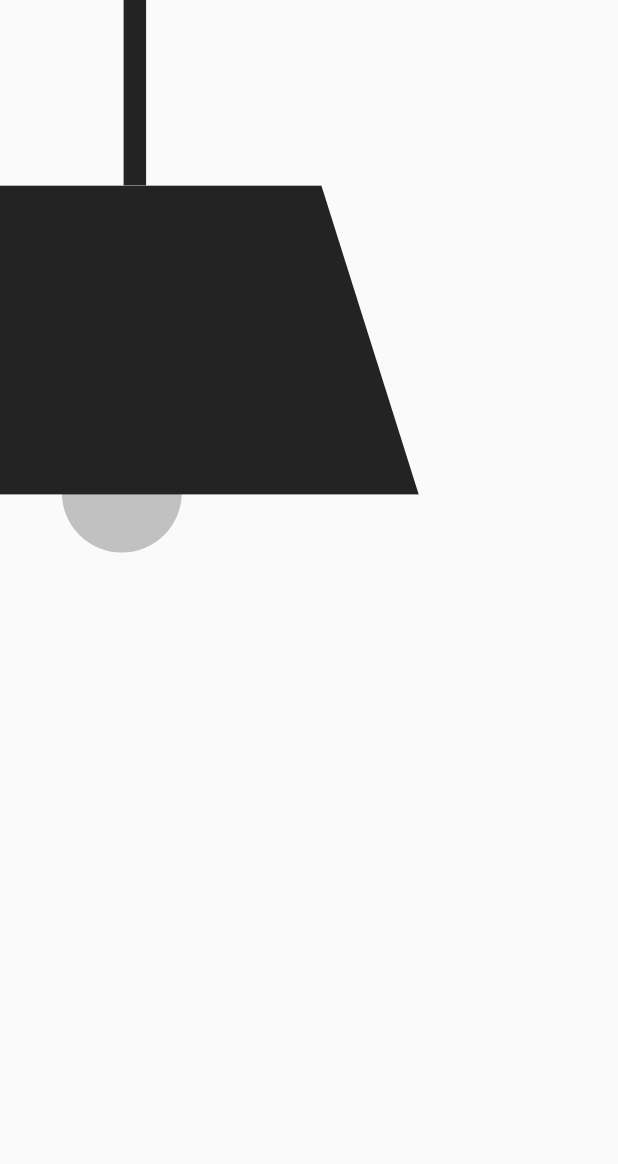
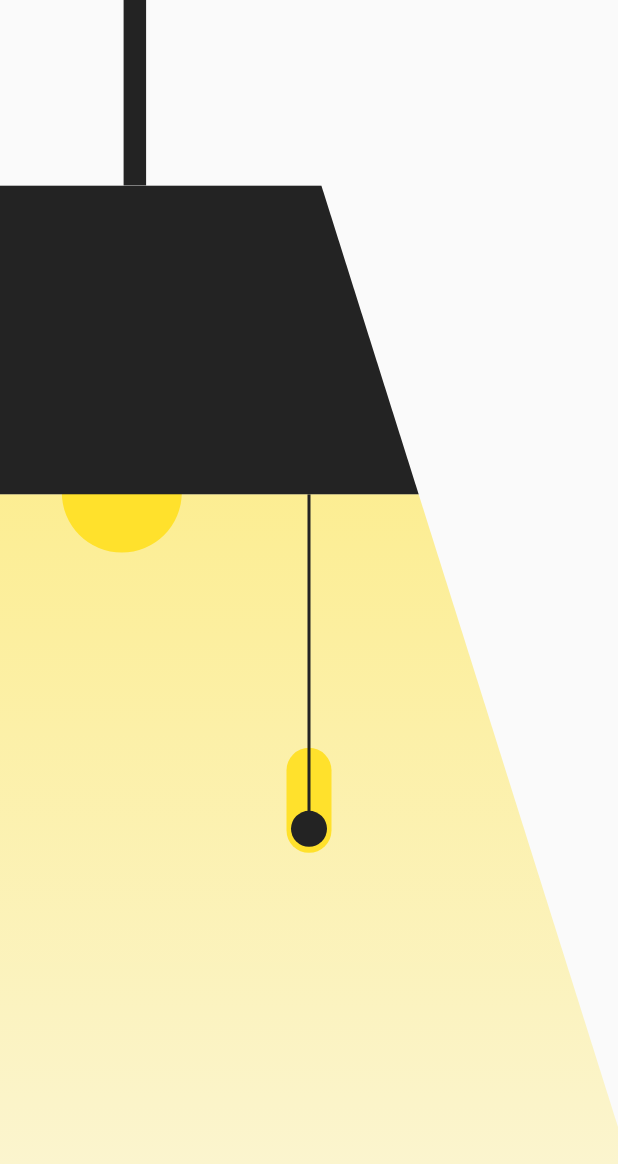
Before and after one commit to Viraj-Tank/nightlamp_flutter, a Flutter app: the screen it shows after launch, on a phone screen of 412 x 824 dp. Shown: the top 1164 px of the screen. Run offline on Flutter 3.47's test engine with Material 2 defaults, Android fonts, the phone set to English and light mode, and no system bars.

Commit message:
- lamp switch working

```diff
--- a/lib/screens/living_home_page.dart
+++ b/lib/screens/living_home_page.dart
@@ -1,13 +1,22 @@
 import 'package:flutter/material.dart';
 import 'package:nightlamp_flutter/utils/color_constants.dart';
 import 'package:nightlamp_flutter/widget/lamp_hanger_rope.dart';
+import 'package:nightlamp_flutter/widget/lamp_switch.dart';
 
 import '../widget/LEDBulb.dart';
 import '../widget/lamp.dart';
+import '../widget/lamp_switch_rope.dart';
 
-class LivingHomePage extends StatelessWidget {
-  final _isSwitchOn = false;
+class LivingHomePage extends StatefulWidget {
+
   const LivingHomePage({Key? key}) : super(key: key);
+
+  @override
+  State<LivingHomePage> createState() => _LivingHomePageState();
+}
+
+class _LivingHomePageState extends State<LivingHomePage> {
+  var _isSwitchOn = true;
 
   @override
   Widget build(BuildContext context) {
@@ -29,10 +38,33 @@ class LivingHomePage extends StatelessWidget {
             screenHeight: screenHeight,
             color: darkGray,
             isSwitchOn: _isSwitchOn,
-            gradientColor: bulbOnColor, animatedDuration: animationDuration,
+            gradientColor: bulbOnColor,
+            animatedDuration: animationDuration,
+          ),
+          LampSwitch(
+            onTap: () {
+              setState((){
+                _isSwitchOn = !_isSwitchOn;
+              });
+            },
+            isSwitchOn: _isSwitchOn,
+            screenWidth: screenWidth,
+            screenHeight: screenHeight,
+            animationDuration: animationDuration,
+            toggleOffColor: bulbOffColor,
+            toggleOnColor: bulbOnColor,
+            color: darkGray,
+          ),
+          LampSwitchRope(
+            screenHeight: screenHeight,
+            screenWidth: screenWidth,
+            color: darkGray,
+            isSwitchOn: _isSwitchOn,
+            animatedDuration: animationDuration,
           ),
         ],
       ),
     );
   }
+
 }
--- a/lib/utils/color_constants.dart
+++ b/lib/utils/color_constants.dart
@@ -5,4 +5,4 @@ const bulbOnColor = Color(0xFFFFE12C);
 const bulbOffColor = Color(0xFFC1C1C1);
 // const gradientStartColor = Color(0xFFFDF380);
 // const gradientEndColor = Color(0xFFFFFFED);
-const animationDuration = Duration(milliseconds: 2000);
+const animationDuration = Duration(milliseconds: 500);
--- a/lib/widget/LEDBulb.dart
+++ b/lib/widget/LEDBulb.dart
@@ -22,6 +22,7 @@ class LEDBulb extends StatelessWidget {
       top: screenHeight * 0.35,
       child: AnimatedContainer(
         duration: animatedDuration,
+        curve: Curves.ease,
         child: Container(
           width: 80,
           height: 80,
--- a/lib/widget/lamp.dart
+++ b/lib/widget/lamp.dart
@@ -32,11 +32,19 @@ class Lamp extends StatelessWidget {
               color: color,
             ),
             AnimatedContainer(
+              curve: Curves.ease,
               duration: animatedDuration,
               child: Container(
+                width: double.infinity,
                 height: screenHeight * 0.75,
                 decoration: BoxDecoration(
-                  gradient: isSwitchOn ? LinearGradient(colors: [gradientColor.withOpacity(0.5), gradientColor.withOpacity(0.1)], begin: Alignment.topCenter, end: Alignment.bottomCenter) : null,
+                  gradient: isSwitchOn
+                      ? LinearGradient(
+                          colors: [gradientColor.withOpacity(0.5), gradientColor.withOpacity(0.1)],
+                          begin: Alignment.topCenter,
+                          end: Alignment.bottomCenter,
+                        )
+                      : null,
                 ),
               ),
             ),
@@ -46,8 +54,6 @@ class Lamp extends StatelessWidget {
     );
   }
 }
-
-
 
 ///       ****
 ///      *    *
--- /dev/null
+++ b/lib/widget/lamp_switch.dart
@@ -0,0 +1,54 @@
+import 'package:flutter/material.dart';
+
+class LampSwitch extends StatelessWidget {
+  final Function() onTap;
+  final bool isSwitchOn;
+  final Color toggleOnColor, toggleOffColor, color;
+  final double screenWidth, screenHeight;
+  final Duration animationDuration;
+
+  const LampSwitch({
+    Key? key,
+    required this.onTap,
+    required this.isSwitchOn,
+    required this.screenWidth,
+    required this.screenHeight,
+    required this.animationDuration,
+    required this.toggleOnColor,
+    required this.toggleOffColor,
+    required this.color,
+  }) : super(key: key);
+
+  @override
+  Widget build(BuildContext context) {
+    return Positioned(
+      bottom: screenHeight * 0.31,
+      width: 30,
+      left: screenWidth * 0.5 - 15,
+      child: GestureDetector(
+        onTap: onTap,
+        child: Stack(
+          children: [
+            AnimatedContainer(
+              duration: animationDuration,
+              width: 30,
+              height: 70,
+              decoration: BoxDecoration(color: isSwitchOn ? toggleOnColor : toggleOffColor, borderRadius: BorderRadius.circular(15)),
+            ),
+            AnimatedPositioned(
+              duration: animationDuration,
+              left: 0,
+              right: 0,
+              top: isSwitchOn ? 42 : 4,
+              child: Container(
+                decoration: BoxDecoration(color: color, shape: BoxShape.circle),
+                width: 24,
+                height: 24,
+              ),
+            )
+          ],
+        ),
+      ),
+    );
+  }
+}
--- /dev/null
+++ b/lib/widget/lamp_switch_rope.dart
@@ -0,0 +1,31 @@
+import 'package:flutter/material.dart';
+
+class LampSwitchRope extends StatelessWidget {
+  final double screenWidth, screenHeight;
+  final Color color;
+  final bool isSwitchOn;
+  final Duration animatedDuration;
+
+  const LampSwitchRope({
+    Key? key,
+    required this.screenWidth,
+    required this.screenHeight,
+    required this.color,
+    required this.isSwitchOn,
+    required this.animatedDuration,
+  }) : super(key: key);
+
+  @override
+  Widget build(BuildContext context) {
+    return AnimatedPositioned(
+      duration: animatedDuration,
+      top: screenHeight * 0.4,
+      bottom: screenHeight * (isSwitchOn ? 0.34 : 0.38),
+      width: 2,
+      right: screenWidth * 0.5 - 1,
+      child: Container(
+        color: color,
+      ),
+    );
+  }
+}
```
